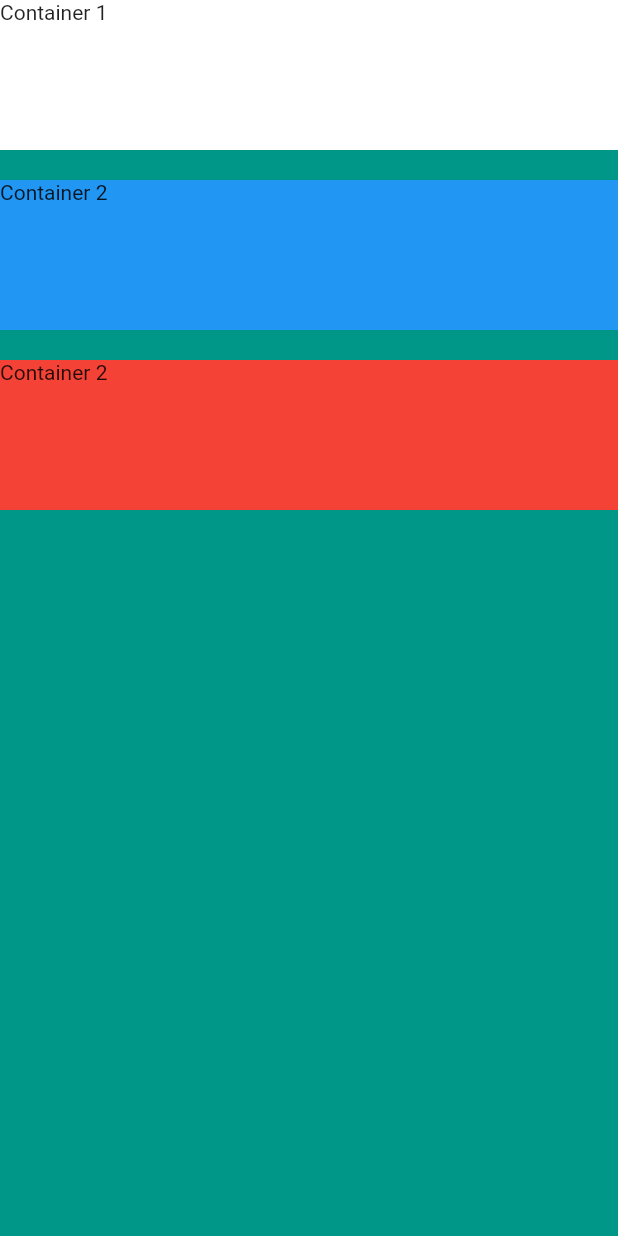
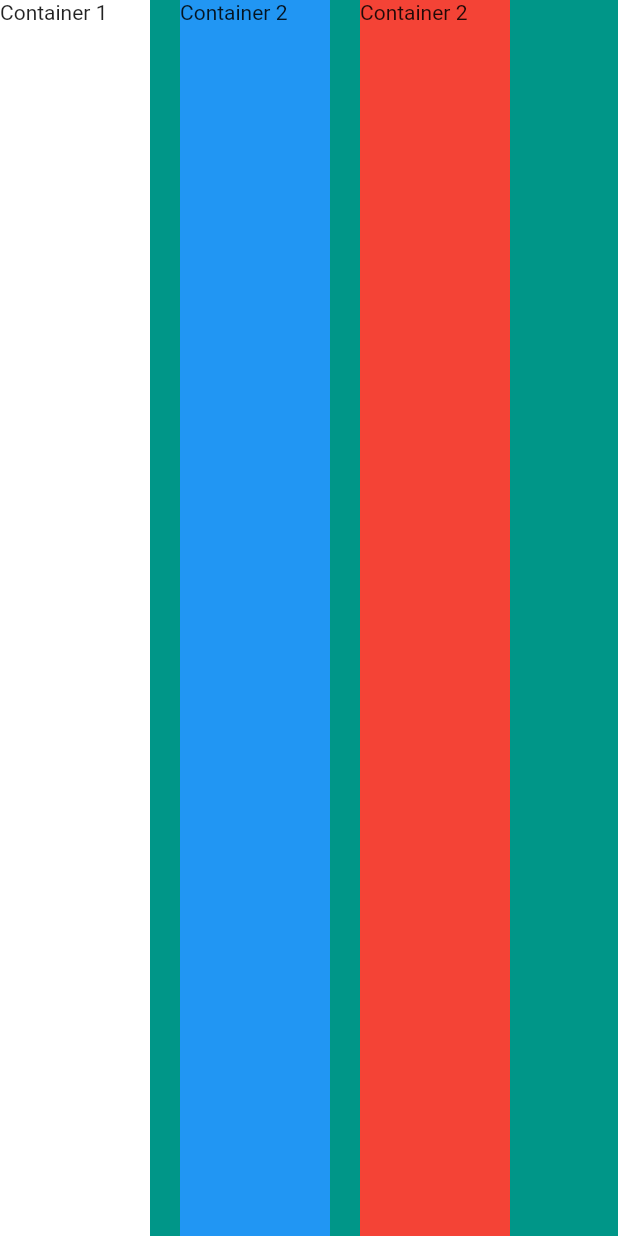
Before and after one commit to codewithz/saib-visiting-card-flutter, a Flutter app: the screen it shows after launch, on a phone screen of 412 x 824 dp. Run offline on Flutter 3.47's test engine with Material 2 defaults, Android fonts, the phone set to English and light mode, and no system bars.

Commit message:
Sized box with Row

```diff
--- a/lib/main.dart
+++ b/lib/main.dart
@@ -17,29 +17,29 @@ class MyApp extends StatelessWidget {
       home: Scaffold(
         backgroundColor: Colors.teal,
         body: SafeArea(
-          child: Column(
+          child: Row(
           crossAxisAlignment: CrossAxisAlignment.stretch,
             children: <Widget>[
               Container(
-                height: 100.00,
+                width: 100.00,
                 color: Colors.white,
                 child: Text ('Container 1')
           ),
                 SizedBox(
-                  height: 20,
+                  width: 20,
                 ),
                 Container(
 
-                  height: 100.00,
+                  width: 100.00,
                   color: Colors.blue,
                   child: Text ('Container 2'),
                 ),
               SizedBox(
-                height: 20,
+                width: 20,
               ),
                 Container(
 
-                  height: 100.00,
+                  width: 100.00,
                   color: Colors.red,
                   child: Text ('Container 2'),
                 ),
```
